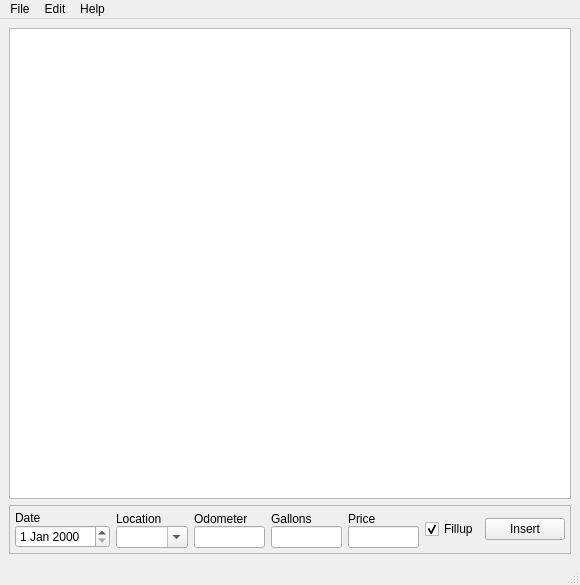
This is UIFiles/mileage.ui in lcmcninch/MileageTracker as Qt 5 draws it before an edit. The edited form follows.
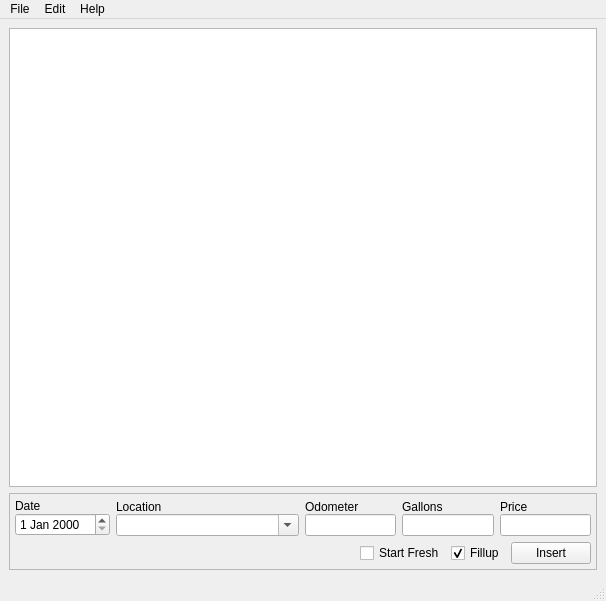
This is the edited form. Custom widgets are drawn as their Qt base class.

Commit message: Added "Start Fresh" functionality to allow for missed fillups. (Mileage calculation is re-started using the current fillup).

```diff
--- a/UIFiles/mileage.ui
+++ b/UIFiles/mileage.ui
@@ -6,8 +6,8 @@
    <rect>
     <x>0</x>
     <y>0</y>
-    <width>580</width>
-    <height>585</height>
+    <width>606</width>
+    <height>601</height>
    </rect>
   </property>
   <property name="focusPolicy">
@@ -33,12 +33,14 @@
       <property name="frameShadow">
        <enum>QFrame::Raised</enum>
       </property>
-      <layout class="QHBoxLayout" name="horizontalLayout">
+      <layout class="QVBoxLayout" name="verticalLayout_4">
        <property name="margin">
         <number>5</number>
        </property>
        <item>
-        <layout class="QVBoxLayout" name="verticalLayout">
+        <layout class="QHBoxLayout" name="layoutEdits" stretch="0,2,1,1,1">
+         <item>
+          <layout class="QVBoxLayout" name="layoutDate">
          <property name="spacing">
           <number>0</number>
          </property>
@@ -55,7 +57,7 @@
         </layout>
        </item>
        <item>
-        <layout class="QVBoxLayout" name="verticalLayout_2">
+          <layout class="QVBoxLayout" name="layoutLocation">
          <property name="spacing">
           <number>0</number>
          </property>
@@ -88,7 +90,7 @@
         </layout>
        </item>
        <item>
-        <layout class="QVBoxLayout" name="verticalLayout_3">
+          <layout class="QVBoxLayout" name="layoutOdometer">
          <property name="spacing">
           <number>0</number>
          </property>
@@ -105,7 +107,7 @@
         </layout>
        </item>
        <item>
-        <layout class="QVBoxLayout" name="verticalLayout_7">
+          <layout class="QVBoxLayout" name="layoutGallons">
          <property name="spacing">
           <number>0</number>
          </property>
@@ -122,7 +124,7 @@
         </layout>
        </item>
        <item>
-        <layout class="QVBoxLayout" name="verticalLayout_8">
+          <layout class="QVBoxLayout" name="layoutPrice">
          <property name="spacing">
           <number>0</number>
          </property>
@@ -138,6 +140,33 @@
          </item>
         </layout>
        </item>
+        </layout>
+       </item>
+       <item>
+        <layout class="QHBoxLayout" name="layoutButtons">
+         <item>
+          <spacer name="horizontalSpacer">
+           <property name="orientation">
+            <enum>Qt::Horizontal</enum>
+           </property>
+           <property name="sizeHint" stdset="0">
+            <size>
+             <width>40</width>
+             <height>20</height>
+            </size>
+           </property>
+          </spacer>
+         </item>
+         <item>
+          <widget class="QCheckBox" name="checkFresh">
+           <property name="toolTip">
+            <string>Check if the previous fillup wasn't recorded</string>
+           </property>
+           <property name="text">
+            <string>Start Fresh</string>
+           </property>
+          </widget>
+         </item>
        <item>
         <widget class="QCheckBox" name="checkFillup">
          <property name="text">
@@ -156,6 +185,11 @@
         </widget>
        </item>
       </layout>
+       </item>
+      </layout>
+      <zorder>horizontalLayoutWidget</zorder>
+      <zorder></zorder>
+      <zorder>horizontalLayoutWidget_2</zorder>
      </widget>
     </item>
    </layout>
@@ -165,7 +199,7 @@
     <rect>
      <x>0</x>
      <y>0</y>
-     <width>580</width>
+     <width>606</width>
      <height>21</height>
     </rect>
    </property>
```
Lines whose indentation alone changed are shown as unchanged. The commit also changes 1 other file.
